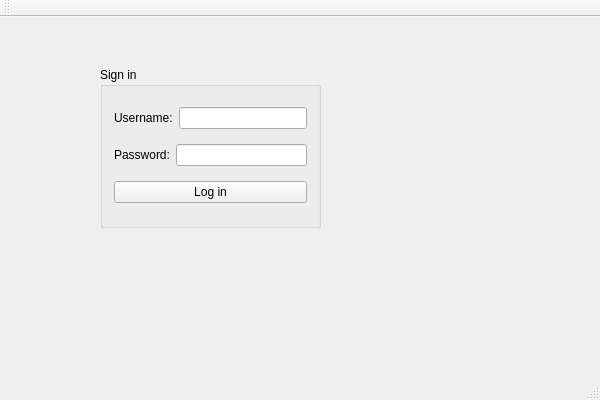
First picture: the form in SkribblFakeClient/SkribblFakeClient.ui, repository raulbucur01/EchipaTeam_MC, before the edit.
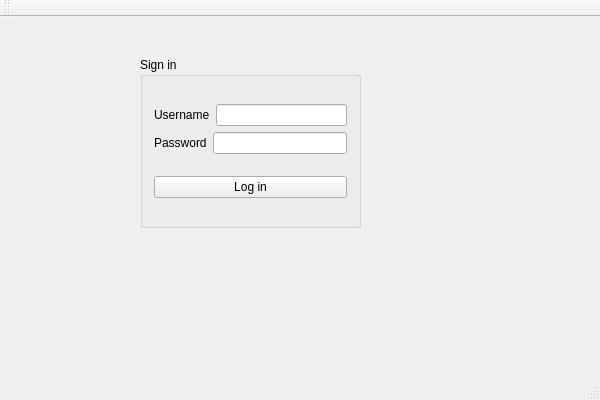
Second picture: the form after the edit.

Patch:
```diff
--- a/SkribblFakeClient/SkribblFakeClient.ui
+++ b/SkribblFakeClient/SkribblFakeClient.ui
@@ -17,22 +17,24 @@
    <widget class="QGroupBox" name="groupBox">
     <property name="geometry">
      <rect>
-      <x>100</x>
-      <y>50</y>
+      <x>140</x>
+      <y>40</y>
       <width>221</width>
-      <height>161</height>
+      <height>171</height>
      </rect>
     </property>
     <property name="title">
      <string>Sign in</string>
     </property>
+    <layout class="QVBoxLayout" name="verticalLayout_2">
+     <item>
     <layout class="QVBoxLayout" name="verticalLayout">
      <item>
       <layout class="QHBoxLayout" name="horizontalLayout">
        <item>
-        <widget class="QLabel" name="label">
+          <widget class="QLabel" name="label_username">
          <property name="text">
-          <string>Username:</string>
+            <string>Username</string>
          </property>
         </widget>
        </item>
@@ -44,14 +46,16 @@
      <item>
       <layout class="QHBoxLayout" name="horizontalLayout_2">
        <item>
-        <widget class="QLabel" name="label_2">
+          <widget class="QLabel" name="label_password">
          <property name="text">
-          <string>Password:</string>
+            <string>Password</string>
          </property>
         </widget>
        </item>
        <item>
         <widget class="QLineEdit" name="lineEdit_password"/>
+         </item>
+        </layout>
        </item>
       </layout>
      </item>
```
Lines whose indentation alone changed are shown as unchanged.
